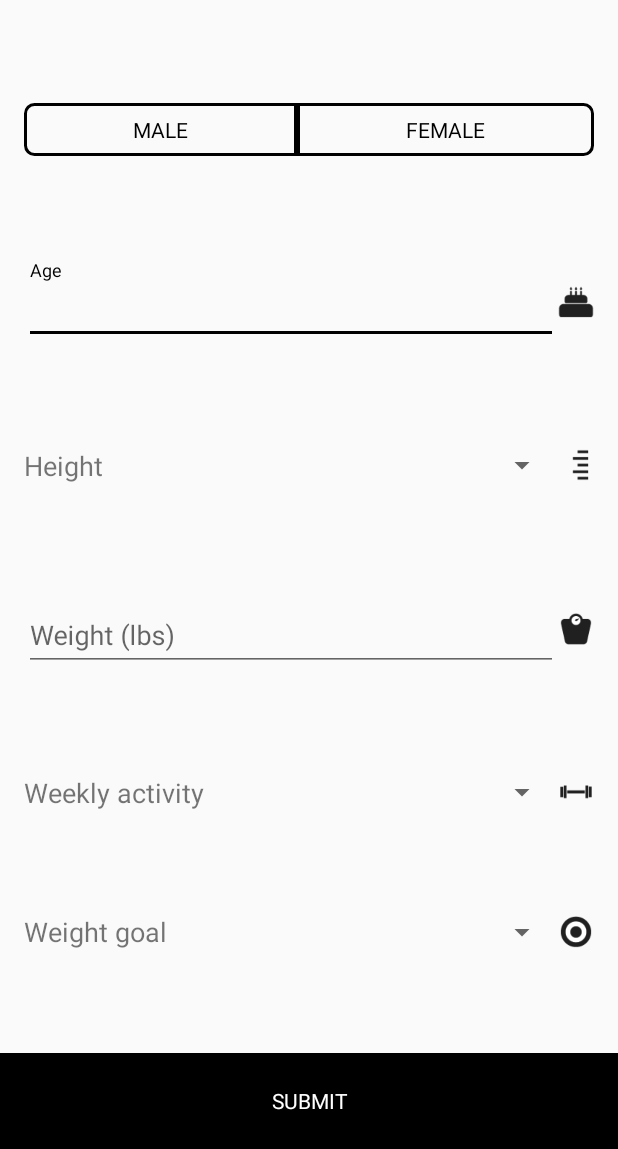
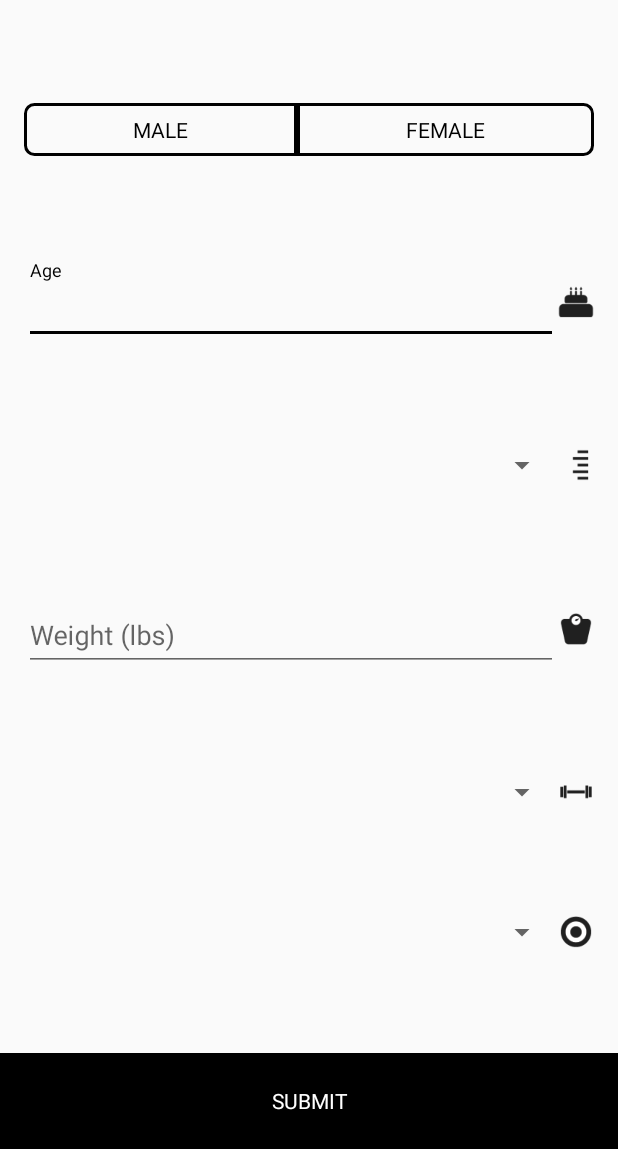
Before and after one commit to bradymwright/CSE-Calculator-Android, an Android app: the layout activity_main.xml on its own in the app's theme, with its tools: preview values and no code run, on a phone screen of 412 x 824 dp, the part 87-1236 px from its top. Run offline under Robolectric (Android 15) with nearby library versions, the phone set to English and light mode, and no system bars.

Commit message:
Put hint on top of Spinners instead of using a text label

```diff
--- a/app/src/main/AndroidManifest.xml
+++ b/app/src/main/AndroidManifest.xml
@@ -12,6 +12,7 @@
         android:theme="@style/AppTheme">
         <activity
             android:name=".MainActivity"
+            android:windowSoftInputMode="adjustPan"
             android:screenOrientation="portrait">
             <intent-filter>
                 <action android:name="android.intent.action.MAIN"/>
--- a/app/src/main/res/layout/activity_main.xml
+++ b/app/src/main/res/layout/activity_main.xml
@@ -111,25 +111,13 @@
             app:layout_constraintTop_toTopOf="@+id/ageTextInputLayout"
             app:srcCompat="@drawable/ic_age"/>
 
-        <TextView
-            android:id="@+id/heightSpinnerLabelTextView"
-            android:layout_width="wrap_content"
-            android:layout_height="wrap_content"
-            android:layout_marginEnd="16dp"
-            android:text="Height"
-            android:textSize="18sp"
-            app:layout_constraintBottom_toBottomOf="@+id/heightSpinner"
-            app:layout_constraintEnd_toStartOf="@+id/heightSpinner"
-            app:layout_constraintStart_toEndOf="@+id/startGuideline"
-            app:layout_constraintTop_toTopOf="@+id/heightSpinner"/>
-
         <Spinner
             android:id="@+id/heightSpinner"
             android:layout_width="0dp"
             android:layout_height="wrap_content"
             app:layout_constraintBottom_toTopOf="@+id/weightTextInputLayout"
-            app:layout_constraintEnd_toEndOf="@+id/heightImageView"
-            app:layout_constraintStart_toEndOf="@+id/heightSpinnerLabelTextView"
+            app:layout_constraintEnd_toStartOf="@+id/heightImageView"
+            app:layout_constraintStart_toStartOf="@+id/startGuideline"
             app:layout_constraintTop_toBottomOf="@+id/ageTextInputLayout"/>
 
         <ImageView
@@ -168,25 +156,13 @@
             app:layout_constraintTop_toTopOf="@+id/weightTextInputLayout"
             app:srcCompat="@drawable/ic_weight"/>
 
-        <TextView
-            android:id="@+id/weeklyActivitySpinnerLabelTextView"
-            android:layout_width="wrap_content"
-            android:layout_height="wrap_content"
-            android:layout_marginEnd="16dp"
-            android:text="Weekly activity"
-            android:textSize="18sp"
-            app:layout_constraintBottom_toBottomOf="@+id/weeklyActivitySpinner"
-            app:layout_constraintEnd_toStartOf="@+id/weeklyActivitySpinner"
-            app:layout_constraintStart_toEndOf="@+id/startGuideline"
-            app:layout_constraintTop_toTopOf="@+id/weeklyActivitySpinner"/>
-
         <Spinner
             android:id="@+id/weeklyActivitySpinner"
             android:layout_width="0dp"
             android:layout_height="wrap_content"
             app:layout_constraintBottom_toTopOf="@+id/weightGoalSpinner"
             app:layout_constraintEnd_toStartOf="@+id/weeklyActivityImageView"
-            app:layout_constraintStart_toEndOf="@+id/weeklyActivitySpinnerLabelTextView"
+            app:layout_constraintStart_toStartOf="@+id/startGuideline"
             app:layout_constraintTop_toBottomOf="@+id/weightTextInputLayout"/>
 
         <ImageView
@@ -199,25 +175,13 @@
             app:layout_constraintTop_toTopOf="@+id/weeklyActivitySpinner"
             app:srcCompat="@drawable/ic_weekly_activity"/>
 
-        <TextView
-            android:id="@+id/weightGoalSpinnerLabelTextView"
-            android:layout_width="wrap_content"
-            android:layout_height="wrap_content"
-            android:layout_marginEnd="16dp"
-            android:text="Weight goal"
-            android:textSize="18sp"
-            app:layout_constraintBottom_toBottomOf="@+id/weightGoalSpinner"
-            app:layout_constraintEnd_toStartOf="@+id/weightGoalSpinner"
-            app:layout_constraintStart_toEndOf="@+id/startGuideline"
-            app:layout_constraintTop_toTopOf="@+id/weightGoalSpinner"/>
-
         <Spinner
             android:id="@+id/weightGoalSpinner"
             android:layout_width="0dp"
             android:layout_height="wrap_content"
             app:layout_constraintBottom_toTopOf="@+id/submitTextView"
             app:layout_constraintEnd_toStartOf="@+id/weightGoalImageView"
-            app:layout_constraintStart_toEndOf="@+id/weightGoalSpinnerLabelTextView"
+            app:layout_constraintStart_toStartOf="@+id/startGuideline"
             app:layout_constraintTop_toBottomOf="@+id/weeklyActivitySpinner"/>
 
         <ImageView
```
Also changed, not shown: app/src/main/java/com/cleansimpleeats/calculator/MainActivity.kt (+21 -14 lines), app/src/main/java/com/cleansimpleeats/calculator/Utils.kt (+26 -4 lines).
